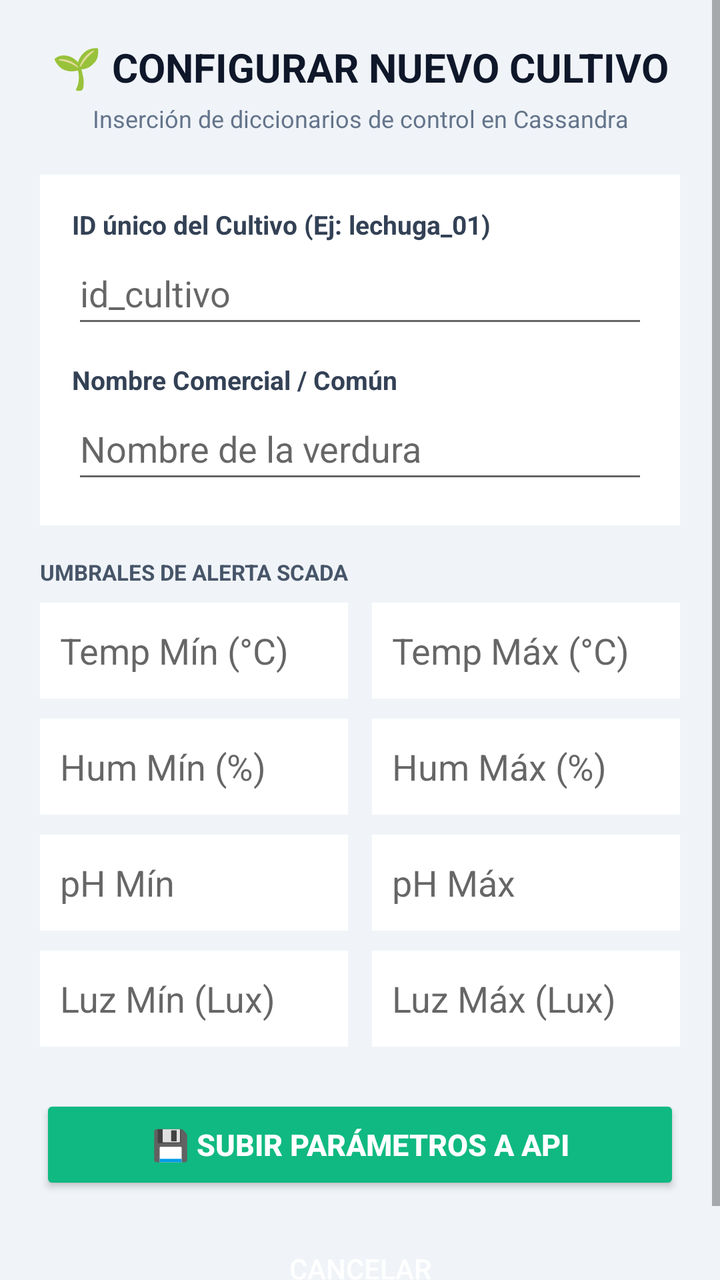
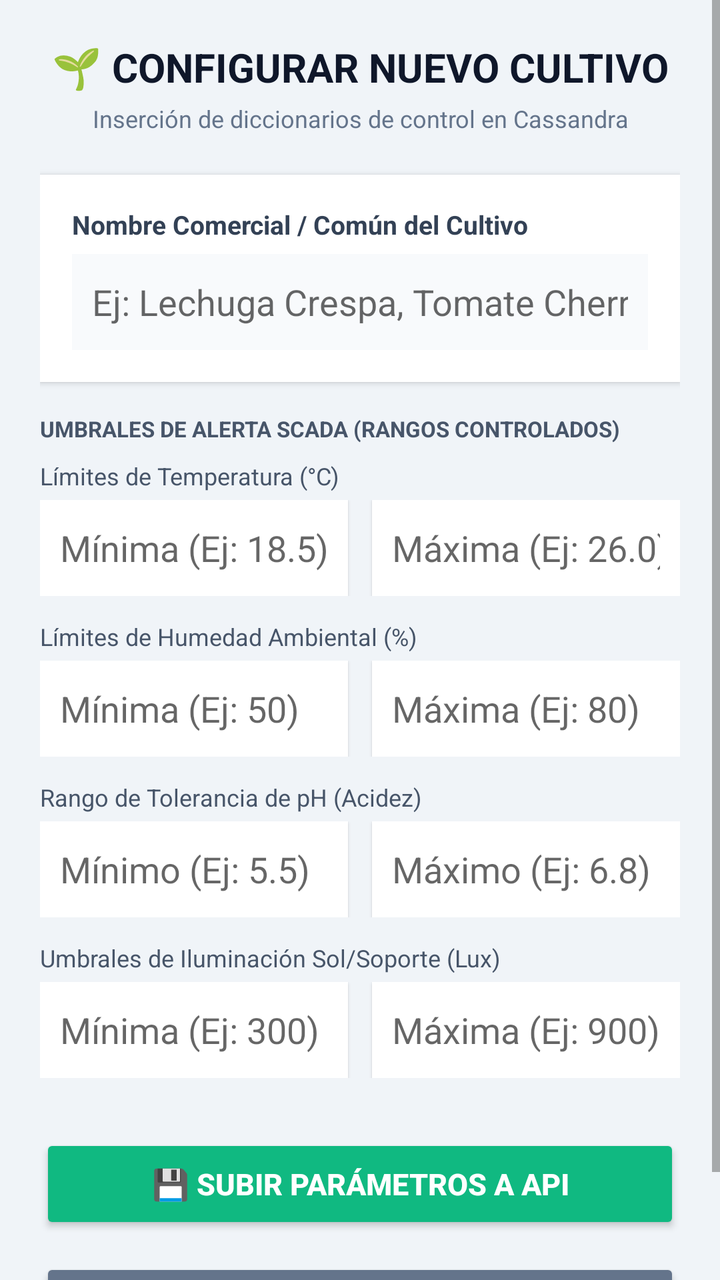

Two renders of the same Android screen: before a commit and after it. Below are the layout's source before the change and the commit's diff.
<!-- AndroidManifest.xml: activity theme Theme.AppCompat.Light.NoActionBar -->
<!-- res/layout/activity_registrar_cultivo.xml -->
<?xml version="1.0" encoding="utf-8"?>
<ScrollView xmlns:android="http://schemas.android.com/apk/res/android"
    xmlns:app="http://schemas.android.com/apk/res-auto"
    xmlns:tools="http://tools.android.com/tools"
    android:layout_width="match_parent"
    android:layout_height="match_parent"
    android:background="#F0F4F8"
    android:fillViewport="true"
    tools:context=".RegistrarCultivoActivity">

    <LinearLayout
        android:layout_width="match_parent"
        android:layout_height="wrap_content"
        android:orientation="vertical"
        android:padding="20dp">

        
        <TextView
            android:layout_width="match_parent"
            android:layout_height="wrap_content"
            android:text="🌱 CONFIGURAR NUEVO CULTIVO"
            android:textColor="#0F172A"
            android:textSize="20sp"
            android:textStyle="bold"
            android:gravity="center"
            android:layout_marginBottom="4dp"/>

        <TextView
            android:layout_width="match_parent"
            android:layout_height="wrap_content"
            android:text="Inserción de diccionarios de control en Cassandra"
            android:textColor="#64748B"
            android:textSize="12sp"
            android:gravity="center"
            android:layout_marginBottom="20dp"/>

        
        <LinearLayout
            android:layout_width="match_parent"
            android:layout_height="wrap_content"
            android:orientation="vertical"
            android:background="#FFFFFF"
            android:padding="16dp"
            android:layout_marginBottom="16dp">

            <TextView
                android:layout_width="match_parent"
                android:layout_height="wrap_content"
                android:text="ID único del Cultivo (Ej: lechuga_01)"
                android:textColor="#334155"
                android:textStyle="bold"
                android:textSize="13sp"/>
            <EditText
                android:id="@+id/txtIdCultivo"
                android:layout_width="match_parent"
                android:layout_height="48dp"
                android:hint="id_cultivo"
                android:inputType="textShortMessage"
                android:layout_marginBottom="12dp"/>

            <TextView
                android:layout_width="match_parent"
                android:layout_height="wrap_content"
                android:text="Nombre Comercial / Común"
                android:textColor="#334155"
                android:textStyle="bold"
                android:textSize="13sp"/>
            <EditText
                android:id="@+id/txtNombreVerdura"
                android:layout_width="match_parent"
                android:layout_height="48dp"
                android:hint="Nombre de la verdura"
                android:inputType="textCapSentences"/>
        </LinearLayout>

        
        <TextView
            android:layout_width="match_parent"
            android:layout_height="wrap_content"
            android:text="UMBRALES DE ALERTA SCADA"
            android:textColor="#475569"
            android:textSize="11sp"
            android:textStyle="bold"
            android:layout_marginBottom="8dp"/>

        
        <LinearLayout
            android:layout_width="match_parent"
            android:layout_height="wrap_content"
            android:orientation="horizontal"
            android:weightSum="2"
            android:layout_marginBottom="10dp">
            <EditText
                android:id="@+id/txtTempMin"
                android:layout_width="0dp"
                android:layout_height="48dp"
                android:layout_weight="1"
                android:hint="Temp Mín (°C)"
                android:inputType="numberDecimal"
                android:layout_marginEnd="6dp"
                android:background="#FFFFFF"
                android:padding="10dp"/>
            <EditText
                android:id="@+id/txtTempMax"
                android:layout_width="0dp"
                android:layout_height="48dp"
                android:layout_weight="1"
                android:hint="Temp Máx (°C)"
                android:inputType="numberDecimal"
                android:layout_marginStart="6dp"
                android:background="#FFFFFF"
                android:padding="10dp"/>
        </LinearLayout>

        
        <LinearLayout
            android:layout_width="match_parent"
            android:layout_height="wrap_content"
            android:orientation="horizontal"
            android:weightSum="2"
            android:layout_marginBottom="10dp">
            <EditText
                android:id="@+id/txtHumMin"
                android:layout_width="0dp"
                android:layout_height="48dp"
                android:layout_weight="1"
                android:hint="Hum Mín (%)"
                android:inputType="numberDecimal"
                android:layout_marginEnd="6dp"
                android:background="#FFFFFF"
                android:padding="10dp"/>
            <EditText
                android:id="@+id/txtHumMax"
                android:layout_width="0dp"
                android:layout_height="48dp"
                android:layout_weight="1"
                android:hint="Hum Máx (%)"
                android:inputType="numberDecimal"
                android:layout_marginStart="6dp"
                android:background="#FFFFFF"
                android:padding="10dp"/>
        </LinearLayout>

        
        <LinearLayout
            android:layout_width="match_parent"
            android:layout_height="wrap_content"
            android:orientation="horizontal"
            android:weightSum="2"
            android:layout_marginBottom="10dp">
            <EditText
                android:id="@+id/txtPhMin"
                android:layout_width="0dp"
                android:layout_height="48dp"
                android:layout_weight="1"
                android:hint="pH Mín"
                android:inputType="numberDecimal"
                android:layout_marginEnd="6dp"
                android:background="#FFFFFF"
                android:padding="10dp"/>
            <EditText
                android:id="@+id/txtPhMax"
                android:layout_width="0dp"
                android:layout_height="48dp"
                android:layout_weight="1"
                android:hint="pH Máx"
                android:inputType="numberDecimal"
                android:layout_marginStart="6dp"
                android:background="#FFFFFF"
                android:padding="10dp"/>
        </LinearLayout>

        
        <LinearLayout
            android:layout_width="match_parent"
            android:layout_height="wrap_content"
            android:orientation="horizontal"
            android:weightSum="2"
            android:layout_marginBottom="24dp">
            <EditText
                android:id="@+id/txtLuzMin"
                android:layout_width="0dp"
                android:layout_height="48dp"
                android:layout_weight="1"
                android:hint="Luz Mín (Lux)"
                android:inputType="numberDecimal"
                android:layout_marginEnd="6dp"
                android:background="#FFFFFF"
                android:padding="10dp"/>
            <EditText
                android:id="@+id/txtLuzMax"
                android:layout_width="0dp"
                android:layout_height="48dp"
                android:layout_weight="1"
                android:hint="Luz Máx (Lux)"
                android:inputType="numberDecimal"
                android:layout_marginStart="6dp"
                android:background="#FFFFFF"
                android:padding="10dp"/>
        </LinearLayout>

        
        <Button
            android:id="@+id/btnGuardarCultivo"
            android:layout_width="match_parent"
            android:layout_height="50dp"
            android:text="💾 Subir Parámetros a API"
            android:backgroundTint="#10B981"
            android:textColor="#FFFFFF"
            android:textSize="15sp"
            android:textStyle="bold"
            android:layout_marginBottom="12dp"/>

        <Button
            android:id="@+id/btnCancelarCultivo"
            android:layout_width="match_parent"
            android:layout_height="50dp"
            android:text="Cancelar"
            android:backgroundTint="#64748B"
            android:textColor="#FFFFFF"
            style="@style/Widget.AppCompat.Button.Borderless"/>

    </LinearLayout>
</ScrollView>
<!-- resources referenced by this layout -->
<resources>

</resources>

<!-- the commit's change to res/layout/activity_registrar_cultivo.xml (unified diff, before → after) -->
@@ -41,162 +41,188 @@
             android:orientation="vertical"
             android:background="#FFFFFF"
             android:padding="16dp"
-            android:layout_marginBottom="16dp">
+            android:layout_marginBottom="16dp"
+            android:elevation="2dp">
 
             <TextView
                 android:layout_width="match_parent"
                 android:layout_height="wrap_content"
-                android:text="ID único del Cultivo (Ej: lechuga_01)"
+                android:text="Nombre Comercial / Común del Cultivo"
                 android:textColor="#334155"
                 android:textStyle="bold"
-                android:textSize="13sp"/>
-            <EditText
-                android:id="@+id/txtIdCultivo"
-                android:layout_width="match_parent"
-                android:layout_height="48dp"
-                android:hint="id_cultivo"
-                android:inputType="textShortMessage"
-                android:layout_marginBottom="12dp"/>
-
-            <TextView
-                android:layout_width="match_parent"
-                android:layout_height="wrap_content"
-                android:text="Nombre Comercial / Común"
-                android:textColor="#334155"
-                android:textStyle="bold"
-                android:textSize="13sp"/>
+                android:textSize="13sp"
+                android:layout_marginBottom="6dp"/>
+
             <EditText
                 android:id="@+id/txtNombreVerdura"
                 android:layout_width="match_parent"
                 android:layout_height="48dp"
-                android:hint="Nombre de la verdura"
-                android:inputType="textCapSentences"/>
-        </LinearLayout>
-
-        
-        <TextView
-            android:layout_width="match_parent"
-            android:layout_height="wrap_content"
-            android:text="UMBRALES DE ALERTA SCADA"
+                android:hint="Ej: Lechuga Crespa, Tomate Cherry..."
+                android:inputType="textCapSentences"
+                android:padding="10dp"
+                android:background="#F8FAFC"/>
+        </LinearLayout>
+
+        
+        <TextView
+            android:layout_width="match_parent"
+            android:layout_height="wrap_content"
+            android:text="UMBRALES DE ALERTA SCADA (RANGOS CONTROLADOS)"
             android:textColor="#475569"
             android:textSize="11sp"
             android:textStyle="bold"
             android:layout_marginBottom="8dp"/>
 
         
-        <LinearLayout
-            android:layout_width="match_parent"
-            android:layout_height="wrap_content"
-            android:orientation="horizontal"
-            android:weightSum="2"
-            android:layout_marginBottom="10dp">
+        <TextView
+            android:layout_width="match_parent"
+            android:layout_height="wrap_content"
+            android:text="Límites de Temperatura (°C)"
+            android:textColor="#475569"
+            android:textSize="12sp"
+            android:layout_marginBottom="4dp"/>
+        <LinearLayout
+            android:layout_width="match_parent"
+            android:layout_height="wrap_content"
+            android:orientation="horizontal"
+            android:weightSum="2"
+            android:layout_marginBottom="12dp">
             <EditText
                 android:id="@+id/txtTempMin"
                 android:layout_width="0dp"
                 android:layout_height="48dp"
                 android:layout_weight="1"
-                android:hint="Temp Mín (°C)"
-                android:inputType="numberDecimal"
-                android:layout_marginEnd="6dp"
-                android:background="#FFFFFF"
-                android:padding="10dp"/>
+                android:hint="Mínima (Ej: 18.5)"
+                android:inputType="numberDecimal"
+                android:layout_marginEnd="6dp"
+                android:background="#FFFFFF"
+                android:padding="10dp"
+                android:elevation="1dp"/>
             <EditText
                 android:id="@+id/txtTempMax"
                 android:layout_width="0dp"
                 android:layout_height="48dp"
                 android:layout_weight="1"
-                android:hint="Temp Máx (°C)"
-                android:inputType="numberDecimal"
-                android:layout_marginStart="6dp"
-                android:background="#FFFFFF"
-                android:padding="10dp"/>
-        </LinearLayout>
-
-        
-        <LinearLayout
-            android:layout_width="match_parent"
-            android:layout_height="wrap_content"
-            android:orientation="horizontal"
-            android:weightSum="2"
-            android:layout_marginBottom="10dp">
+                android:hint="Máxima (Ej: 26.0)"
+                android:inputType="numberDecimal"
+                android:layout_marginStart="6dp"
+                android:background="#FFFFFF"
+                android:padding="10dp"
+                android:elevation="1dp"/>
+        </LinearLayout>
+
+        
+        <TextView
+            android:layout_width="match_parent"
+            android:layout_height="wrap_content"
+            android:text="Límites de Humedad Ambiental (%)"
+            android:textColor="#475569"
+            android:textSize="12sp"
+            android:layout_marginBottom="4dp"/>
+        <LinearLayout
+            android:layout_width="match_parent"
+            android:layout_height="wrap_content"
+            android:orientation="horizontal"
+            android:weightSum="2"
+            android:layout_marginBottom="12dp">
             <EditText
                 android:id="@+id/txtHumMin"
                 android:layout_width="0dp"
                 android:layout_height="48dp"
                 android:layout_weight="1"
-                android:hint="Hum Mín (%)"
-                android:inputType="numberDecimal"
-                android:layout_marginEnd="6dp"
-                android:background="#FFFFFF"
-                android:padding="10dp"/>
+                android:hint="Mínima (Ej: 50)"
+                android:inputType="numberDecimal"
+                android:layout_marginEnd="6dp"
+                android:background="#FFFFFF"
+                android:padding="10dp"
+                android:elevation="1dp"/>
             <EditText
                 android:id="@+id/txtHumMax"
                 android:layout_width="0dp"
                 android:layout_height="48dp"
                 android:layout_weight="1"
-                android:hint="Hum Máx (%)"
-                android:inputType="numberDecimal"
-                android:layout_marginStart="6dp"
-                android:background="#FFFFFF"
-                android:padding="10dp"/>
-        </LinearLayout>
-
-        
-        <LinearLayout
-            android:layout_width="match_parent"
-            android:layout_height="wrap_content"
-            android:orientation="horizontal"
-            android:weightSum="2"
-            android:layout_marginBottom="10dp">
+                android:hint="Máxima (Ej: 80)"
+                android:inputType="numberDecimal"
+                android:layout_marginStart="6dp"
+                android:background="#FFFFFF"
+                android:padding="10dp"
+                android:elevation="1dp"/>
+        </LinearLayout>
+
+        
+        <TextView
+            android:layout_width="match_parent"
+            android:layout_height="wrap_content"
+            android:text="Rango de Tolerancia de pH (Acidez)"
+            android:textColor="#475569"
+            android:textSize="12sp"
+            android:layout_marginBottom="4dp"/>
+        <LinearLayout
+            android:layout_width="match_parent"
+            android:layout_height="wrap_content"
+            android:orientation="horizontal"
+            android:weightSum="2"
+            android:layout_marginBottom="12dp">
             <EditText
                 android:id="@+id/txtPhMin"
                 android:layout_width="0dp"
                 android:layout_height="48dp"
                 android:layout_weight="1"
-                android:hint="pH Mín"
-                android:inputType="numberDecimal"
-                android:layout_marginEnd="6dp"
-                android:background="#FFFFFF"
-                android:padding="10dp"/>
+                android:hint="Mínimo (Ej: 5.5)"
+                android:inputType="numberDecimal"
+                android:layout_marginEnd="6dp"
+                android:background="#FFFFFF"
+                android:padding="10dp"
+                android:elevation="1dp"/>
             <EditText
                 android:id="@+id/txtPhMax"
                 android:layout_width="0dp"
                 android:layout_height="48dp"
                 android:layout_weight="1"
-                android:hint="pH Máx"
-                android:inputType="numberDecimal"
-                android:layout_marginStart="6dp"
-                android:background="#FFFFFF"
-                android:padding="10dp"/>
-        </LinearLayout>
-
-        
-        <LinearLayout
-            android:layout_width="match_parent"
-            android:layout_height="wrap_content"
-            android:orientation="horizontal"
-            android:weightSum="2"
-            android:layout_marginBottom="24dp">
+                android:hint="Máximo (Ej: 6.8)"
+                android:inputType="numberDecimal"
+                android:layout_marginStart="6dp"
+                android:background="#FFFFFF"
+                android:padding="10dp"
+                android:elevation="1dp"/>
+        </LinearLayout>
+
+        
+        <TextView
+            android:layout_width="match_parent"
+            android:layout_height="wrap_content"
+            android:text="Umbrales de Iluminación Sol/Soporte (Lux)"
+            android:textColor="#475569"
+            android:textSize="12sp"
+            android:layout_marginBottom="4dp"/>
+        <LinearLayout
+            android:layout_width="match_parent"
+            android:layout_height="wrap_content"
+            android:orientation="horizontal"
+            android:weightSum="2"
+            android:layout_marginBottom="28dp">
             <EditText
                 android:id="@+id/txtLuzMin"
                 android:layout_width="0dp"
                 android:layout_height="48dp"
                 android:layout_weight="1"
-                android:hint="Luz Mín (Lux)"
-                android:inputType="numberDecimal"
-                android:layout_marginEnd="6dp"
-                android:background="#FFFFFF"
-                android:padding="10dp"/>
+                android:hint="Mínima (Ej: 300)"
+                android:inputType="numberDecimal"
+                android:layout_marginEnd="6dp"
+                android:background="#FFFFFF"
+                android:padding="10dp"
+                android:elevation="1dp"/>
             <EditText
                 android:id="@+id/txtLuzMax"
                 android:layout_width="0dp"
                 android:layout_height="48dp"
                 android:layout_weight="1"
-                android:hint="Luz Máx (Lux)"
-                android:inputType="numberDecimal"
-                android:layout_marginStart="6dp"
-                android:background="#FFFFFF"
-                android:padding="10dp"/>
+                android:hint="Máxima (Ej: 900)"
+                android:inputType="numberDecimal"
+                android:layout_marginStart="6dp"
+                android:background="#FFFFFF"
+                android:padding="10dp"
+                android:elevation="1dp"/>
         </LinearLayout>
 
         
@@ -209,16 +235,18 @@
             android:textColor="#FFFFFF"
             android:textSize="15sp"
             android:textStyle="bold"
-            android:layout_marginBottom="12dp"/>
+            android:layout_marginBottom="12dp"
+            android:elevation="4dp"/>
 
         <Button
             android:id="@+id/btnCancelarCultivo"
             android:layout_width="match_parent"
             android:layout_height="50dp"
-            android:text="Cancelar"
+            android:text="Cancelar Operación"
             android:backgroundTint="#64748B"
             android:textColor="#FFFFFF"
-            style="@style/Widget.AppCompat.Button.Borderless"/>
+            android:textSize="14sp"
+            android:textStyle="bold"/>
 
     </LinearLayout>
 </ScrollView>
